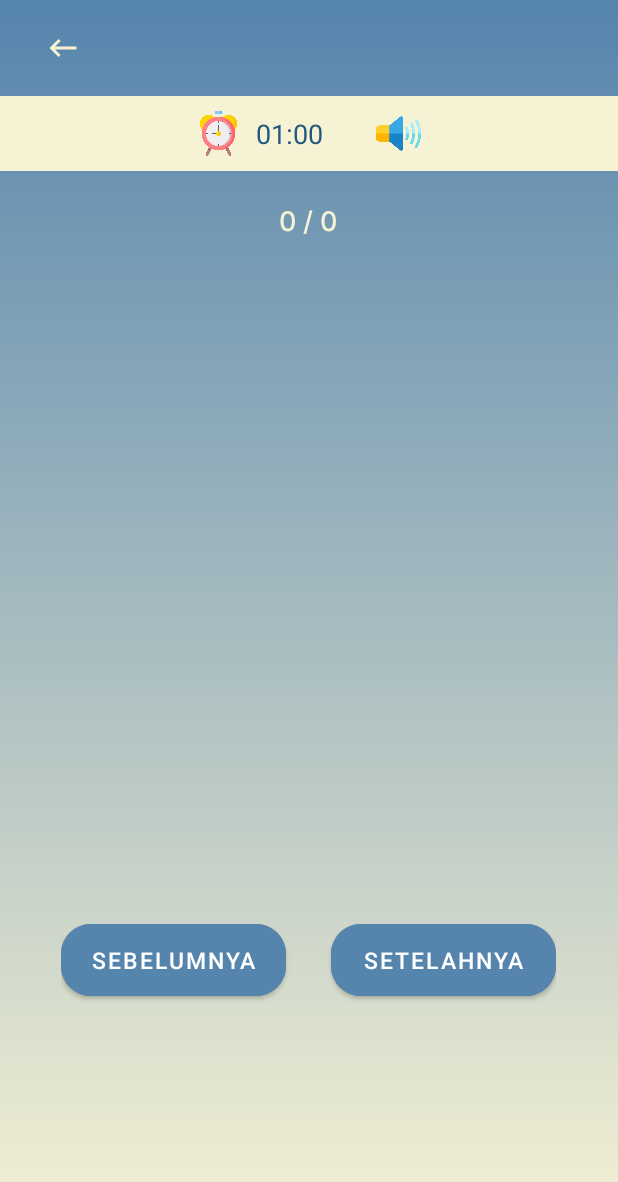
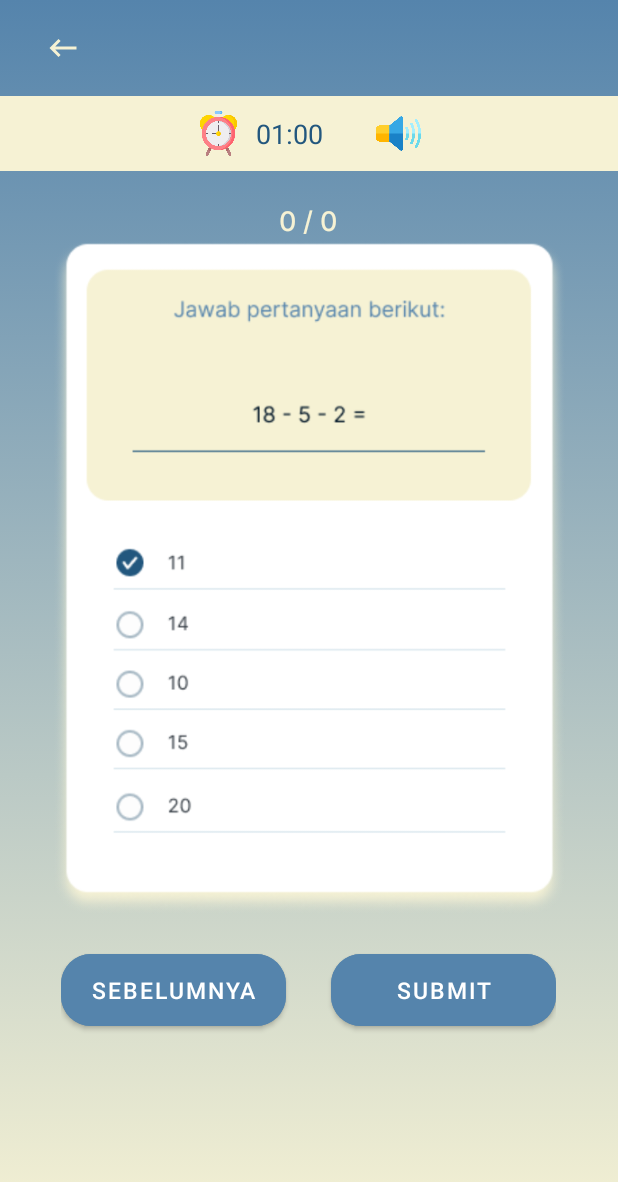
Before and after one commit to MuhammadTatma/EZ-Math, an Android app: the LatihanActivity screen opened directly, with no data from a screen before it, on a phone screen of 412 x 824 dp. Shown: the top 1182 px of the screen. Run offline under Robolectric (Android 15) with nearby library versions, the phone set to English and light mode, and no system bars.

Commit message:
planB jaga-jaga

```diff
--- a/app/src/main/java/com/example/ez_math/LatihanActivity.kt
+++ b/app/src/main/java/com/example/ez_math/LatihanActivity.kt
@@ -5,7 +5,10 @@ import androidx.appcompat.app.AppCompatActivity
 import android.os.Bundle
 import android.view.MenuItem
 import android.view.View
+import android.widget.Button
 import android.widget.EditText
+import android.widget.ImageButton
+import android.widget.ImageView
 import androidx.appcompat.app.ActionBarDrawerToggle
 import androidx.recyclerview.widget.GridLayoutManager
 import androidx.recyclerview.widget.RecyclerView
@@ -14,13 +17,20 @@ class LatihanActivity : AppCompatActivity() {
     lateinit var actionBarDrawerToggle: ActionBarDrawerToggle
     lateinit var adapter: QuizAdapter
     private var quizList = mutableListOf<Quiz>()
-    var rvLatihan: RecyclerView = findViewById(R.id.rvLatihan)
+    //var rvLatihan: RecyclerView = findViewById(R.id.rvLatihan)
 
     override fun onCreate(savedInstanceState: Bundle?) {
         super.onCreate(savedInstanceState)
         setContentView(R.layout.activity_latihan)
         setUpViews()
         populateDummyData()
+
+        val btnKembali = findViewById<Button>(R.id.btnRapli) as Button
+
+        btnKembali.setOnClickListener{
+            val intent = Intent(this, HasilLatihan::class.java)
+            startActivity(intent)
+        }
     }
 
     private fun populateDummyData() {
@@ -38,8 +48,8 @@ class LatihanActivity : AppCompatActivity() {
 
     private fun setUpRecyclerView() {
         adapter = QuizAdapter(this, quizList)
-        rvLatihan.layoutManager = GridLayoutManager(this, 2)
-        rvLatihan.adapter = adapter
+//        rvLatihan.layoutManager = GridLayoutManager(this, 2)
+//        rvLatihan.adapter = adapter
     }
 
     fun setUpDrawerLayout() {
--- a/app/src/main/res/layout/activity_latihan.xml
+++ b/app/src/main/res/layout/activity_latihan.xml
@@ -77,12 +77,7 @@
             android:textColor="@color/Color_4"
             android:fontFamily="@font/intermedium"/>
 
-        <androidx.recyclerview.widget.RecyclerView
-            android:id="@+id/rvLatihan"
-            android:layout_width="match_parent"
-            android:layout_height="400dp"/>
-
-<!--        <androidx.cardview.widget.CardView-->
+        <!--        <androidx.cardview.widget.CardView-->
 <!--            android:layout_width="match_parent"-->
 <!--            android:layout_height="400dp"-->
 <!--            android:layout_marginHorizontal="10dp"-->
@@ -177,15 +172,27 @@
 <!--            </LinearLayout>-->
 <!--        </androidx.cardview.widget.CardView>-->
 
+<!--        <androidx.recyclerview.widget.RecyclerView-->
+<!--            android:id="@+id/rvLatihan"-->
+<!--            android:layout_width="match_parent"-->
+<!--            android:layout_height="400dp" />-->
+
+        <ImageView
+            android:id="@+id/imageView7"
+            android:layout_gravity="center"
+            android:layout_width="450dp"
+            android:layout_height="450dp"
+            app:srcCompat="@drawable/daftar_soal" />
+
         <LinearLayout
             android:layout_width="wrap_content"
             android:layout_height="wrap_content"
+            android:layout_gravity="center"
+            android:layout_marginTop="20dp"
             app:layout_constraintBottom_toBottomOf="parent"
             app:layout_constraintEnd_toEndOf="parent"
             app:layout_constraintStart_toStartOf="parent"
-            app:layout_constraintTop_toTopOf="parent"
-            android:layout_gravity="center"
-            android:layout_marginTop="50dp">
+            app:layout_constraintTop_toTopOf="parent">
 
             <Button
                 android:layout_width="150dp"
@@ -200,18 +207,20 @@
                 tools:layout_editor_absoluteY="104dp" />
 
             <Button
+                android:id="@+id/btnRapli"
                 android:layout_width="150dp"
                 android:layout_height="60dp"
                 android:layout_gravity="center"
+                android:layout_marginStart="30dp"
                 android:backgroundTint="@color/Color_2"
-                android:text="Setelahnya"
+                android:text="Submit"
                 android:textColor="@color/white"
                 android:textSize="15sp"
-                android:layout_marginStart="30dp"
                 app:cornerRadius="20dp"
                 tools:layout_editor_absoluteX="69dp"
                 tools:layout_editor_absoluteY="104dp" />
 
         </LinearLayout>
+
     </LinearLayout>
 </androidx.constraintlayout.widget.ConstraintLayout>
```
Also changed, not shown: app/src/main/java/com/example/ez_math/Fragments/HomeFragment.kt (+8 -1 lines), app/src/main/res/drawable/daftar_soal.png (added).
